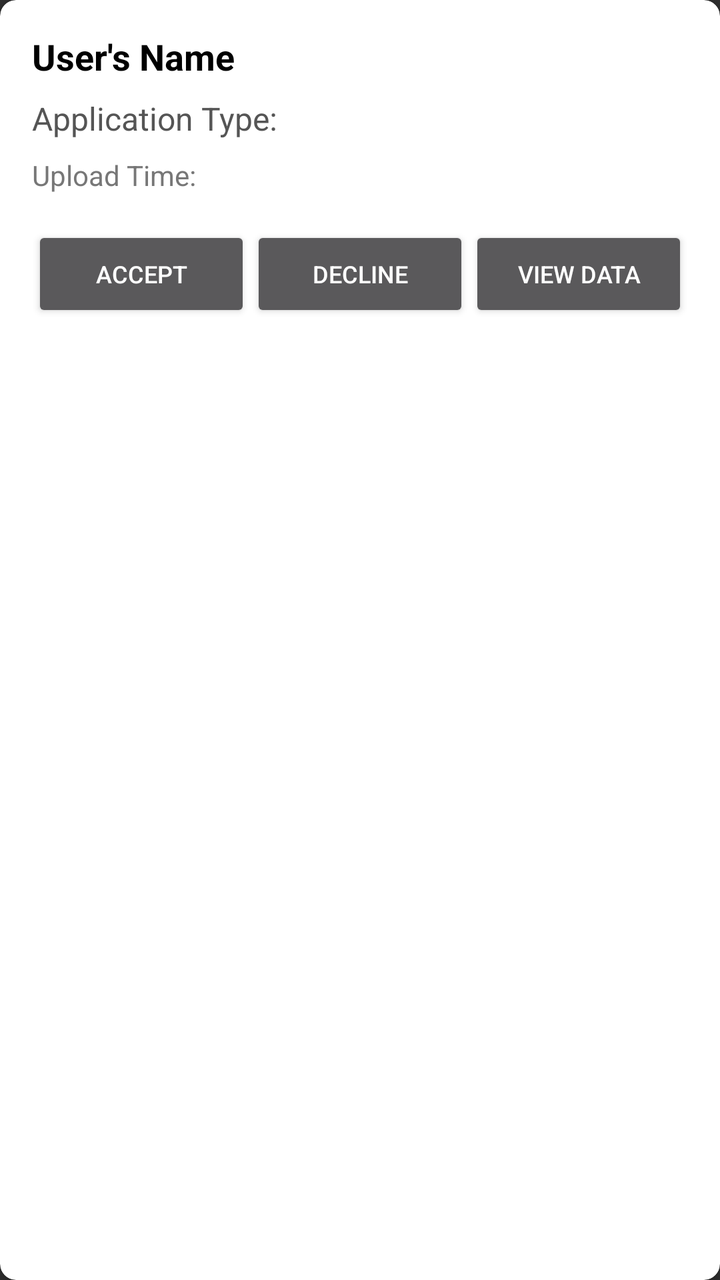
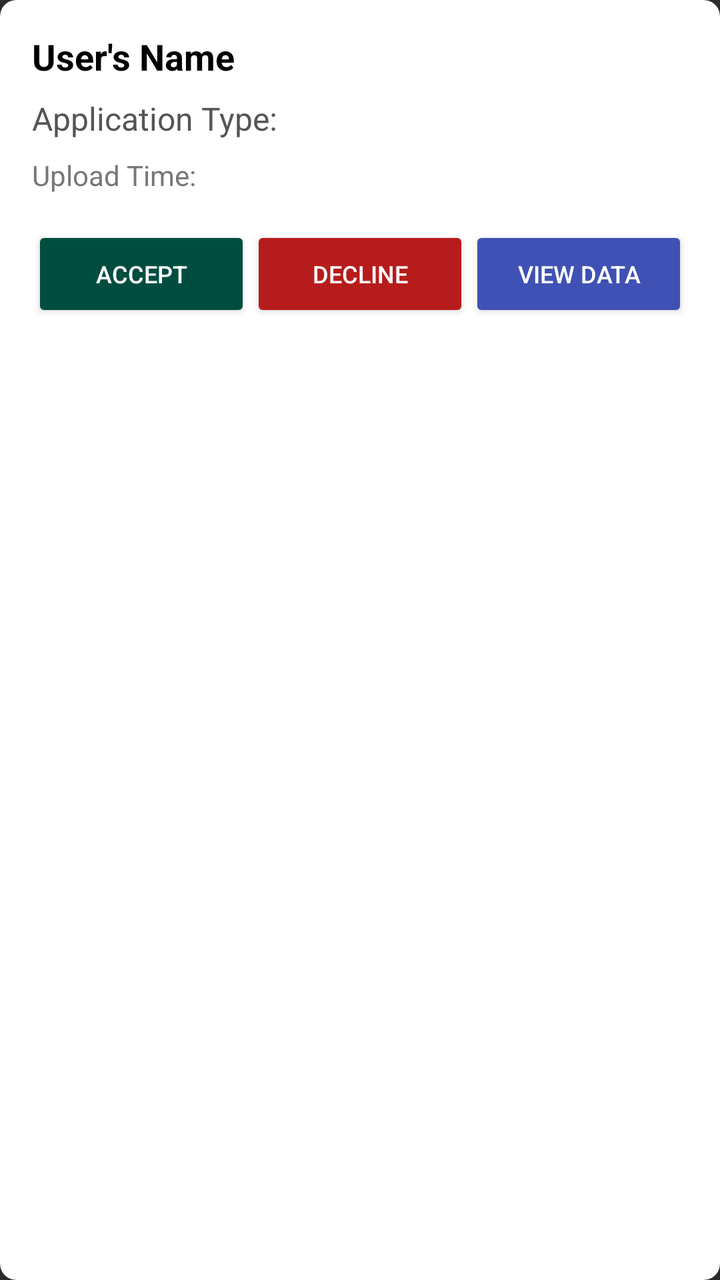

Compare the two renders of this Android layout. The source of the first and the diff that turns it into the second are given below.
<!-- AndroidManifest.xml: application theme Theme.AppCompat -->
<!-- res/layout/document_request_layout.xml -->
<?xml version="1.0" encoding="utf-8"?>
<androidx.cardview.widget.CardView xmlns:android="http://schemas.android.com/apk/res/android"
    xmlns:app="http://schemas.android.com/apk/res-auto"
    android:layout_width="match_parent"
    android:layout_height="wrap_content"
    android:layout_margin="8dp"
    app:cardBackgroundColor="#FFFFFF"
    app:cardCornerRadius="8dp"
    app:cardElevation="4dp">

    <RelativeLayout
        android:layout_width="match_parent"
        android:layout_height="wrap_content"
        android:padding="16dp">

        
        <TextView
            android:id="@+id/usernameTextView"
            android:layout_width="wrap_content"
            android:layout_height="wrap_content"
            android:text="User's Name"
            android:textColor="#000000"
            android:textSize="18sp"
            android:textStyle="bold" />

        
        <TextView
            android:id="@+id/applicationTypeTextView"
            android:layout_width="wrap_content"
            android:layout_height="wrap_content"
            android:layout_below="@id/usernameTextView"
            android:layout_marginTop="8dp"
            android:text="Application Type:"
            android:textColor="#555555"
            android:textSize="16sp" />

        
        <TextView
            android:id="@+id/uploadTimeTextView"
            android:layout_width="wrap_content"
            android:layout_height="wrap_content"
            android:layout_below="@id/applicationTypeTextView"
            android:layout_marginTop="8dp"
            android:text="Upload Time: "
            android:textColor="#777777"
            android:textSize="14sp" />

        
        <LinearLayout
            android:layout_width="match_parent"
            android:layout_height="wrap_content"
            android:layout_below="@id/uploadTimeTextView"
            android:layout_marginTop="16dp"
            android:orientation="horizontal">

            <Button
                android:id="@+id/acceptButton"
                style="?android:attr/buttonStyle"
                android:layout_width="0dp"
                android:layout_height="wrap_content"
                android:layout_weight="1"
                android:text="Accept"
                android:textSize="12dp" />

            <Button
                android:id="@+id/declineButton"
                style="?android:attr/buttonStyle"
                android:layout_width="0dp"
                android:layout_height="wrap_content"
                android:layout_weight="1"
                android:text="Decline"
                android:textSize="12dp" />

            <Button
                android:id="@+id/viewDataButton"
                style="?android:attr/buttonStyle"
                android:layout_width="0dp"
                android:layout_height="wrap_content"
                android:layout_weight="1"
                android:text="View Data"
                android:textSize="12dp" />
        </LinearLayout>

    </RelativeLayout>
</androidx.cardview.widget.CardView>
<!-- resources referenced by this layout -->
<resources>

</resources>

<!-- the commit's change to res/layout/document_request_layout.xml (unified diff, before → after) -->
@@ -60,11 +60,13 @@
                 android:layout_height="wrap_content"
                 android:layout_weight="1"
                 android:text="Accept"
+                android:backgroundTint="#004D40"
                 android:textSize="12dp" />
 
             <Button
                 android:id="@+id/declineButton"
                 style="?android:attr/buttonStyle"
+                android:backgroundTint="#B71C1C"
                 android:layout_width="0dp"
                 android:layout_height="wrap_content"
                 android:layout_weight="1"
@@ -77,9 +79,9 @@
                 android:layout_width="0dp"
                 android:layout_height="wrap_content"
                 android:layout_weight="1"
+                android:backgroundTint="#3F51B5"
                 android:text="View Data"
                 android:textSize="12dp" />
         </LinearLayout>
-
     </RelativeLayout>
 </androidx.cardview.widget.CardView>
